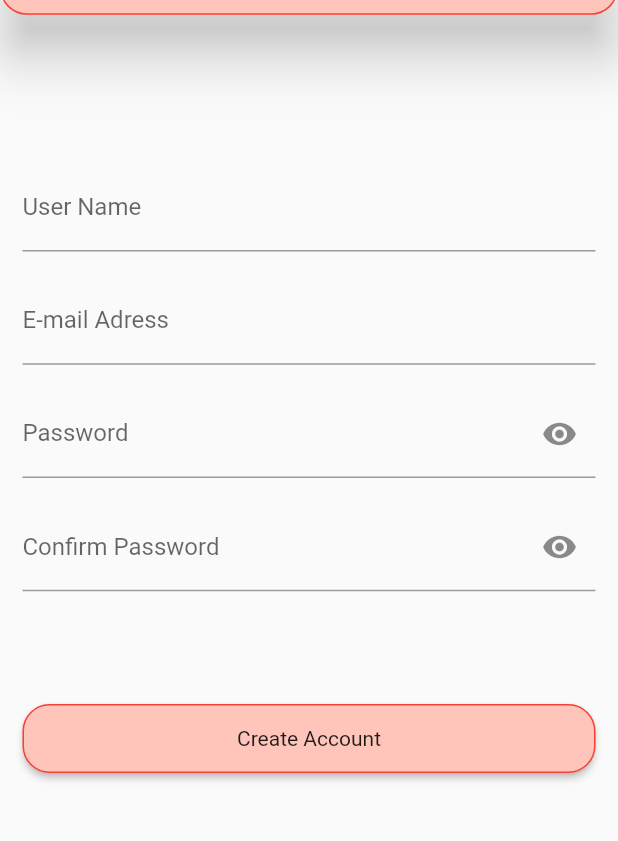
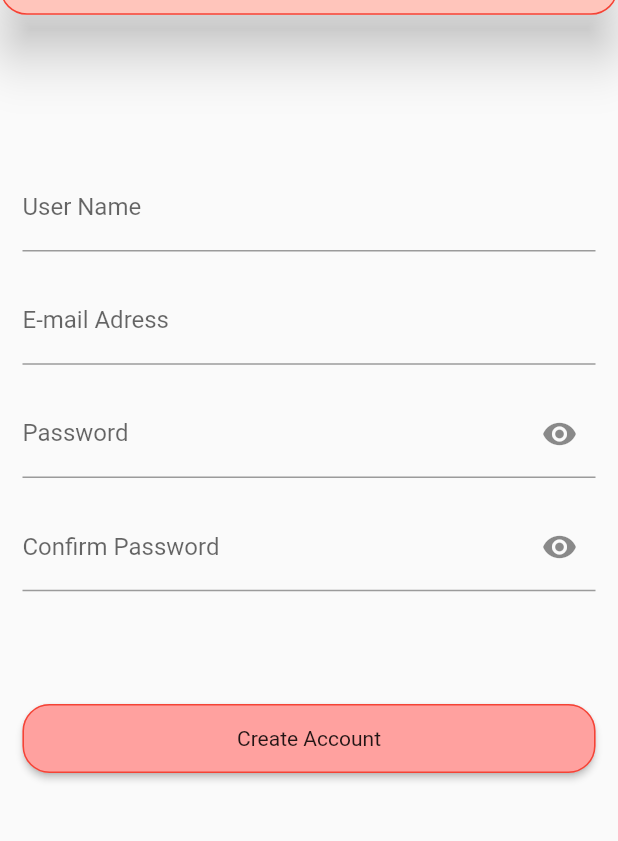
Before and after one commit to osamaOmran1917/Find-Me, a Flutter app: the screen it shows after launch, on a phone screen of 412 x 824 dp, the part 47-888 px from its top. Run offline on Flutter 3.47's test engine with Material 2 defaults, Android fonts, the phone set to English and light mode, and no system bars.

```diff
--- a/lib/my_theme.dart
+++ b/lib/my_theme.dart
@@ -1,7 +1,7 @@
 import 'package:flutter/material.dart';
 
 class MyTheme {
-  static final Color primaryColor = Color(0xFFFFC5BB);
+  static final Color primaryColor = Color(0xFFFFA19F);
   static final ThemeData lightTheme = ThemeData(
     primaryColor: primaryColor,
     appBarTheme: AppBarTheme(
```
Also changed, not shown: 1 other file.
